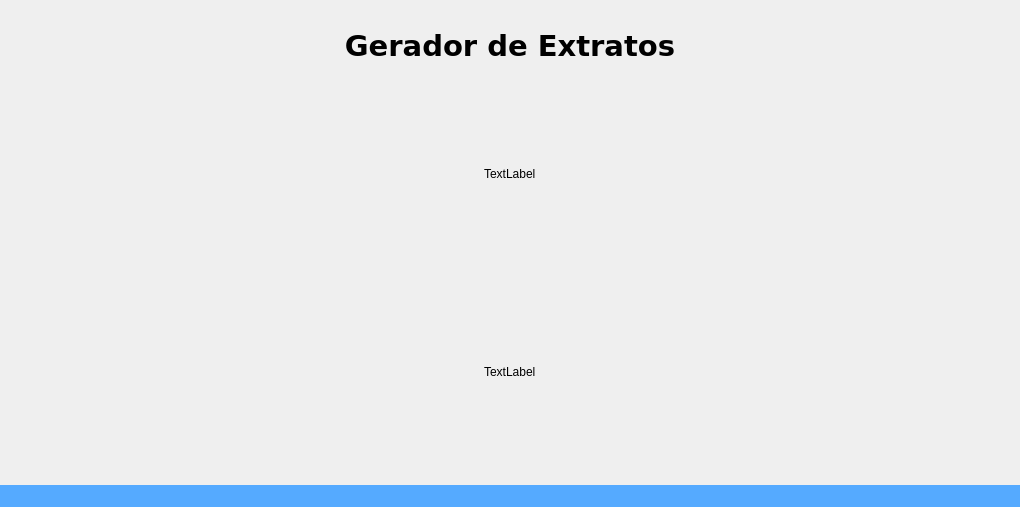
Old version of the form code/src/ui/window_extratos.ui in the repository DeltaPrice-Pedro/Extrato_Auto.
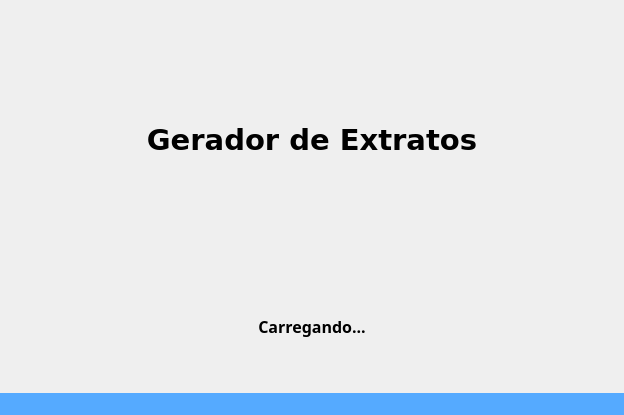
New version of the form. The open tabs and pages were chosen to show the change. Icons and pictures are not drawn.

Diff of the .ui file:
```diff
--- a/code/src/ui/window_extratos.ui
+++ b/code/src/ui/window_extratos.ui
@@ -6,19 +6,44 @@
    <rect>
     <x>0</x>
     <y>0</y>
-    <width>1020</width>
-    <height>507</height>
+    <width>624</width>
+    <height>415</height>
    </rect>
   </property>
+  <property name="minimumSize">
+   <size>
+    <width>624</width>
+    <height>415</height>
+   </size>
+  </property>
   <property name="windowTitle">
    <string>MainWindow</string>
   </property>
   <widget class="QWidget" name="centralwidget">
    <layout class="QGridLayout" name="gridLayout_3">
     <item row="0" column="0">
-     <layout class="QVBoxLayout" name="verticalLayout">
-      <item>
-       <widget class="QLabel" name="label">
+     <layout class="QGridLayout" name="gridLayout_5">
+      <item row="0" column="0">
+       <spacer name="horizontalSpacer_7">
+        <property name="orientation">
+         <enum>Qt::Orientation::Horizontal</enum>
+        </property>
+        <property name="sizeHint" stdset="0">
+         <size>
+          <width>40</width>
+          <height>20</height>
+         </size>
+        </property>
+       </spacer>
+      </item>
+      <item row="0" column="1">
+       <widget class="QLabel" name="logo_hori">
+        <property name="minimumSize">
+         <size>
+          <width>580</width>
+          <height>108</height>
+         </size>
+        </property>
         <property name="text">
          <string/>
         </property>
@@ -30,7 +55,7 @@
         </property>
        </widget>
       </item>
-      <item>
+      <item row="1" column="1">
        <widget class="QLabel" name="label_titulo">
         <property name="font">
          <font>
@@ -47,6 +72,19 @@
         </property>
        </widget>
       </item>
+      <item row="0" column="2">
+       <spacer name="horizontalSpacer_8">
+        <property name="orientation">
+         <enum>Qt::Orientation::Horizontal</enum>
+        </property>
+        <property name="sizeHint" stdset="0">
+         <size>
+          <width>40</width>
+          <height>20</height>
+         </size>
+        </property>
+       </spacer>
+      </item>
      </layout>
     </item>
     <item row="1" column="0">
@@ -268,9 +306,19 @@
            </spacer>
           </item>
           <item row="2" column="1">
-           <widget class="QLabel" name="label_7">
+           <widget class="QLabel" name="label_carregando">
+            <property name="font">
+             <font>
+              <family>Arial Rounded MT</family>
+              <pointsize>12</pointsize>
+              <bold>true</bold>
+             </font>
+            </property>
             <property name="text">
-             <string>TextLabel</string>
+             <string>Carregando...</string>
+            </property>
+            <property name="alignment">
+             <set>Qt::AlignmentFlag::AlignCenter</set>
             </property>
            </widget>
           </item>
@@ -288,9 +336,21 @@
            </spacer>
           </item>
           <item row="1" column="1">
-           <widget class="QLabel" name="label_6">
+           <widget class="QLabel" name="label_load">
+            <property name="maximumSize">
+             <size>
+              <width>128</width>
+              <height>128</height>
+             </size>
+            </property>
             <property name="text">
-             <string>TextLabel</string>
+             <string/>
+            </property>
+            <property name="pixmap">
+             <pixmap>../imgs/load.gif</pixmap>
+            </property>
+            <property name="scaledContents">
+             <bool>true</bool>
             </property>
            </widget>
           </item>
```
Left out of the diff: 94 changed lines with no effect on the pictures.
